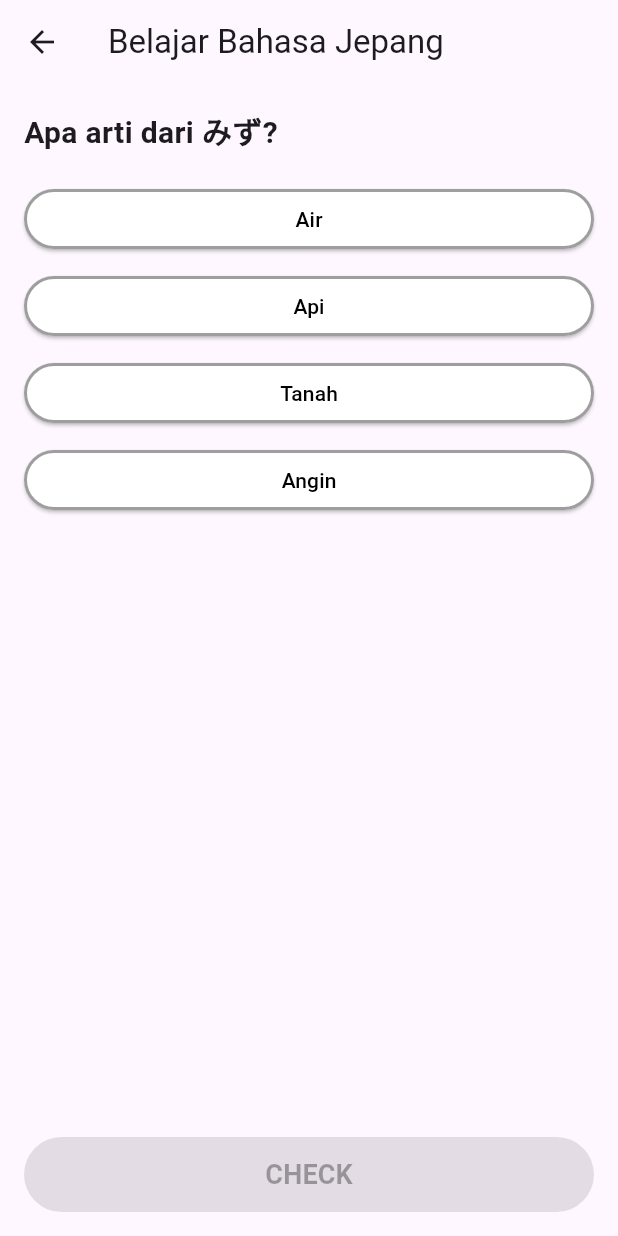
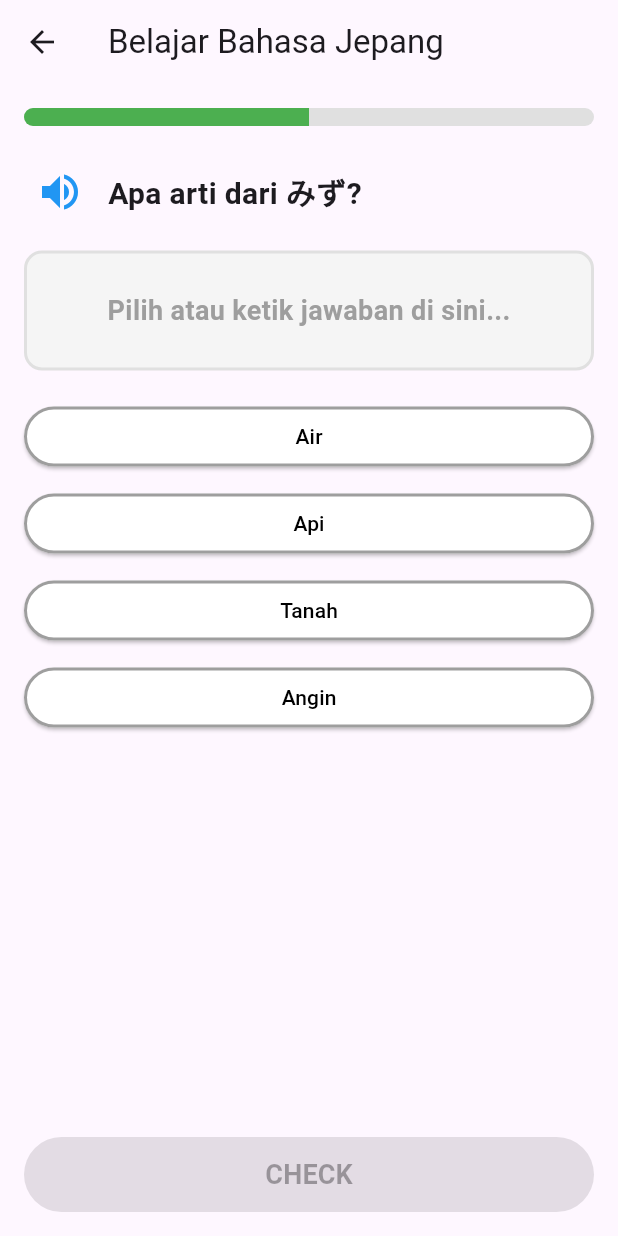
Before and after one commit to Ransley77/UTS-MobileProgramming, a Flutter app: the LessonScreen screen opened directly, on a phone screen of 412 x 824 dp. Run offline on Flutter 3.47's test engine with Material 3 defaults, Android fonts, the phone set to English and light mode, and no system bars.

Commit message:
menambahkan progress bar dan area  jawaban

```diff
--- a/lib/screens/lesson_screens.dart
+++ b/lib/screens/lesson_screens.dart
@@ -48,6 +48,7 @@ class _LessonScreenState extends State<LessonScreen> {
   @override
   Widget build(BuildContext context) {
     Lesson currentLesson = lessons[currentLessonIndex];
+    double progress = (currentLessonIndex + 1) / lessons.length;
 
     return Scaffold(
       appBar: AppBar(
@@ -58,14 +59,59 @@ class _LessonScreenState extends State<LessonScreen> {
         child: Column(
           crossAxisAlignment: CrossAxisAlignment.stretch,
           children: [
-            Text(
-              currentLesson.question,
-              style: const TextStyle(
-                fontSize: 20,
-                fontWeight: FontWeight.bold,
+            ClipRRect(
+              borderRadius: BorderRadius.circular(10),
+              child: LinearProgressIndicator(
+                value: progress,
+                minHeight: 12,
+                backgroundColor: Colors.grey.shade300,
+                color: Colors.green,
               ),
             ),
             const SizedBox(height: 20),
+
+            Row(
+              children: [
+                IconButton(
+                  iconSize: 32,
+                  icon: const Icon(Icons.volume_up, color: Colors.blue),
+                  onPressed: () {},
+                ),
+                const SizedBox(width: 8),
+                Expanded(
+                  child: Text(
+                    currentLesson.question,
+                    style: const TextStyle(
+                      fontSize: 20,
+                      fontWeight: FontWeight.bold,
+                    ),
+                  ),
+                ),
+              ],
+            ),
+            const SizedBox(height: 15),
+
+            Container(
+              constraints: const BoxConstraints(
+              minHeight: 80, ),
+              padding: const EdgeInsets.all(12),
+              decoration: BoxDecoration(
+                color: Colors.grey.shade100,
+                borderRadius: BorderRadius.circular(12),
+                border: Border.all(color: Colors.grey.shade300, width: 2),
+              ),
+              alignment: Alignment.center,
+              child: Text(
+                selectedAnswer ?? 'Pilih atau ketik jawaban di sini...',
+                style: TextStyle(
+                  fontSize: 18,
+                  fontWeight: FontWeight.bold,
+                  color: selectedAnswer == null ? Colors.grey : Colors.black,
+                ),
+              ),
+            ),
+            const SizedBox(height: 20),
+
             Expanded(
               child: ListView.builder(
                 itemCount: currentLesson.options.length,
@@ -73,12 +119,9 @@ class _LessonScreenState extends State<LessonScreen> {
                   String option = currentLesson.options[index];
                   bool isSelected = selectedAnswer == option;
 
-                  // Warna default/normal untuk semua opsi
                   Color backgroundColor = Colors.white;
                   Color borderColor = isSelected ? Colors.blue : Colors.grey;
 
-                  // PERBAIKAN DI SINI:
-                  // Hanya ubah warna JIKA opsi ini adalah yang dipilih oleh user
                   if (isSelected) {
                     if (isAnswerChecked) {
                       if (selectedAnswer == currentLesson.correctAnswer) {
@@ -117,8 +160,6 @@ class _LessonScreenState extends State<LessonScreen> {
                 },
               ),
             ),
-
-            // Tampilkan teks info jawaban yang benar jika jawaban user SALAH
             if (isAnswerChecked && selectedAnswer != currentLesson.correctAnswer)
               Padding(
                 padding: const EdgeInsets.only(bottom: 12.0),
@@ -132,7 +173,6 @@ class _LessonScreenState extends State<LessonScreen> {
                   textAlign: TextAlign.center,
                 ),
               ),
-
             SizedBox(
               height: 50,
               child: ElevatedButton(
```
